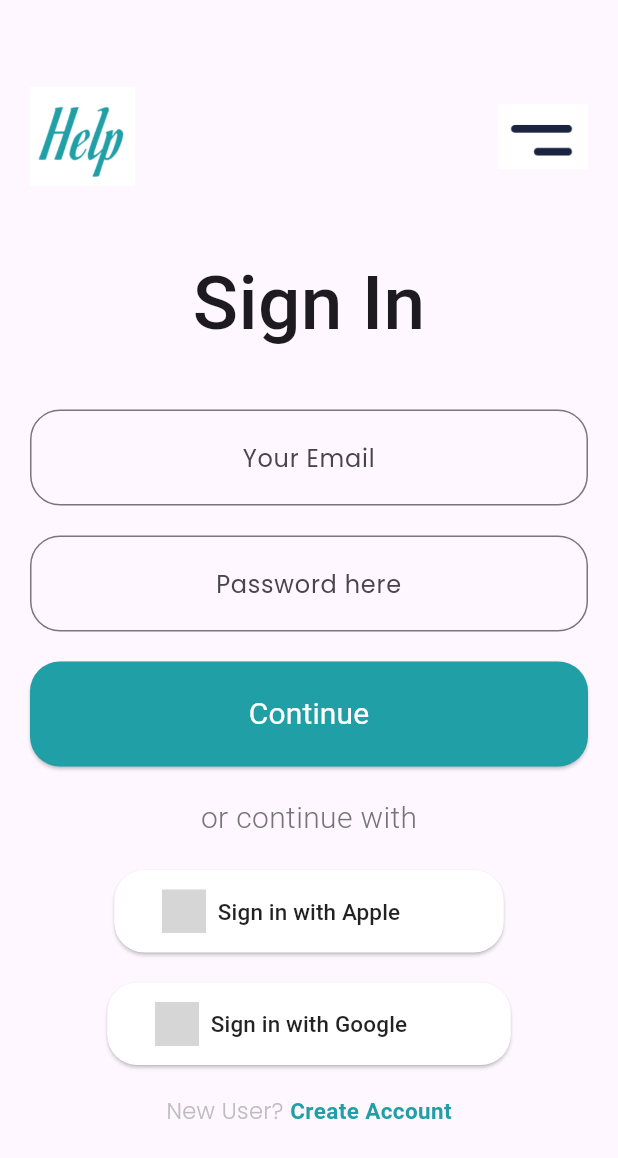
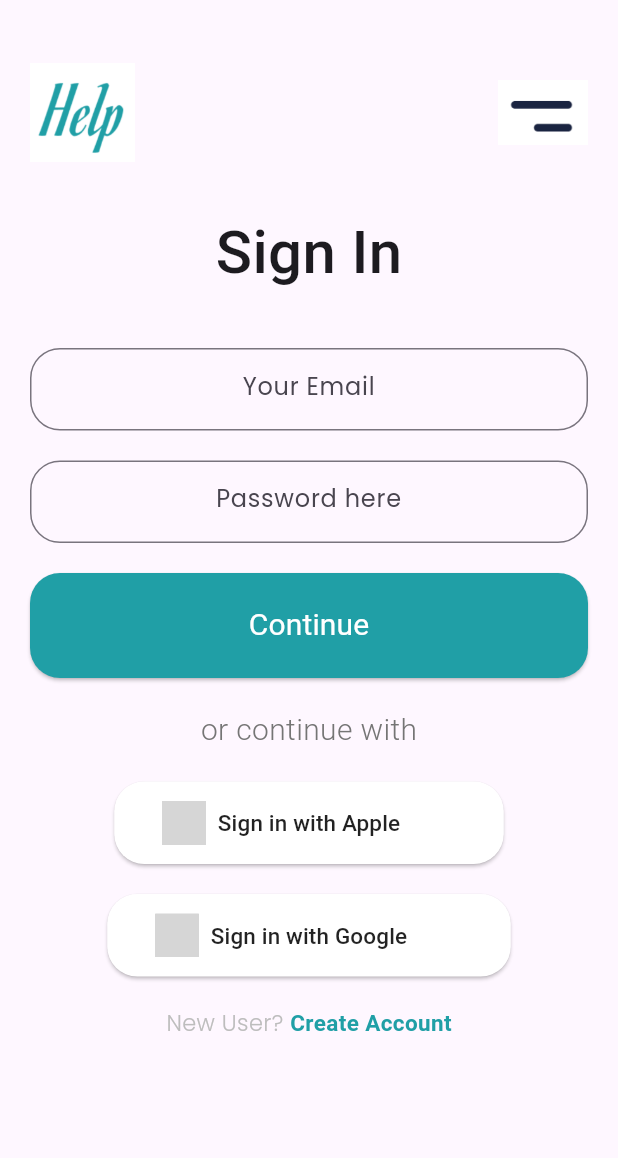
Before and after one commit to opencodeiiita/Donation-App, a Flutter app: the loginPage screen opened directly, on a phone screen of 412 x 824 dp. Shown: the top 1158 px of the screen. Run offline on Flutter 3.47's test engine with Material 3 defaults, Android fonts, the light colour scheme and no system bars; drawn by our look-alikes of social_login_buttons; our stand-ins replace animated_splash_screen, firebase_auth, firebase_core, fluttertoast, google_fonts, rive and 1 more; accounts and stored records are empty; grey boxes are pictures that could not be loaded.

Commit message:
Login page Styling

```diff
--- a/lib/loginPage.dart
+++ b/lib/loginPage.dart
@@ -53,13 +53,15 @@ class _loginPageState extends State<loginPage> {
   @override
   Widget build(BuildContext context) {
     return Scaffold(
-      // appbar is not required? how to remove it? (automaticallyImplyLeading: false,)
-      appBar: AppBar(
-        automaticallyImplyLeading: false,
-      ),
-      resizeToAvoidBottomInset: false,
       body: Column(
         children: [
+          Container(
+            height: 40, // Adjust the height as needed
+            child: AppBar(
+              automaticallyImplyLeading: false,
+              backgroundColor: Colors.transparent,
+            ),
+          ),
           Row(
             mainAxisAlignment: MainAxisAlignment.spaceBetween,
             children: [
@@ -81,7 +83,7 @@ class _loginPageState extends State<loginPage> {
               ),
             ],
           ),
-          const SizedBox(height: 40),
+          const SizedBox(height: 30),
           Column(
             crossAxisAlignment: CrossAxisAlignment.start,
             children: [
@@ -92,9 +94,11 @@ class _loginPageState extends State<loginPage> {
                     children: [
                       const Text('Sign In',
                           style: TextStyle(
-                              fontSize: 50, fontWeight: FontWeight.w500)),
+                              fontSize: 40, fontWeight: FontWeight.w500)),
                       const SizedBox(height: 35),
-                      TextField(
+                      Container(
+                      height: 55,
+                      child: TextField(
                         controller: emailController,
                         textAlign: TextAlign.center,
                         cursorColor: const Color.fromARGB(255, 32, 159, 166),
@@ -123,8 +127,11 @@ class _loginPageState extends State<loginPage> {
                           ),
                         ),
                       ),
+                      ),
                       const SizedBox(height: 20),
-                      TextField(
+                      Container(
+                        height: 55,
+                        child: TextField(
                         controller: passwordController,
                         textAlign: TextAlign.center,
                         cursorColor: const Color.fromARGB(255, 32, 159, 166),
@@ -152,6 +159,7 @@ class _loginPageState extends State<loginPage> {
                             ),
                           ),
                         ),
+                      ),
                       ),
                       const SizedBox(height: 20),
                       SizedBox(
```
